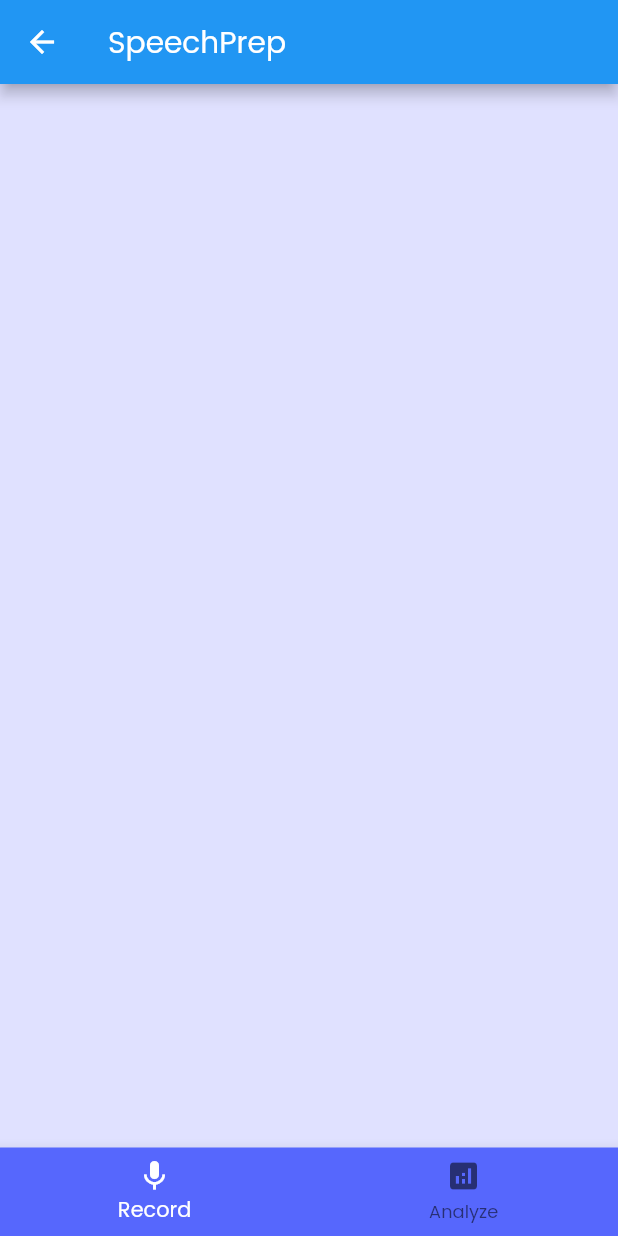
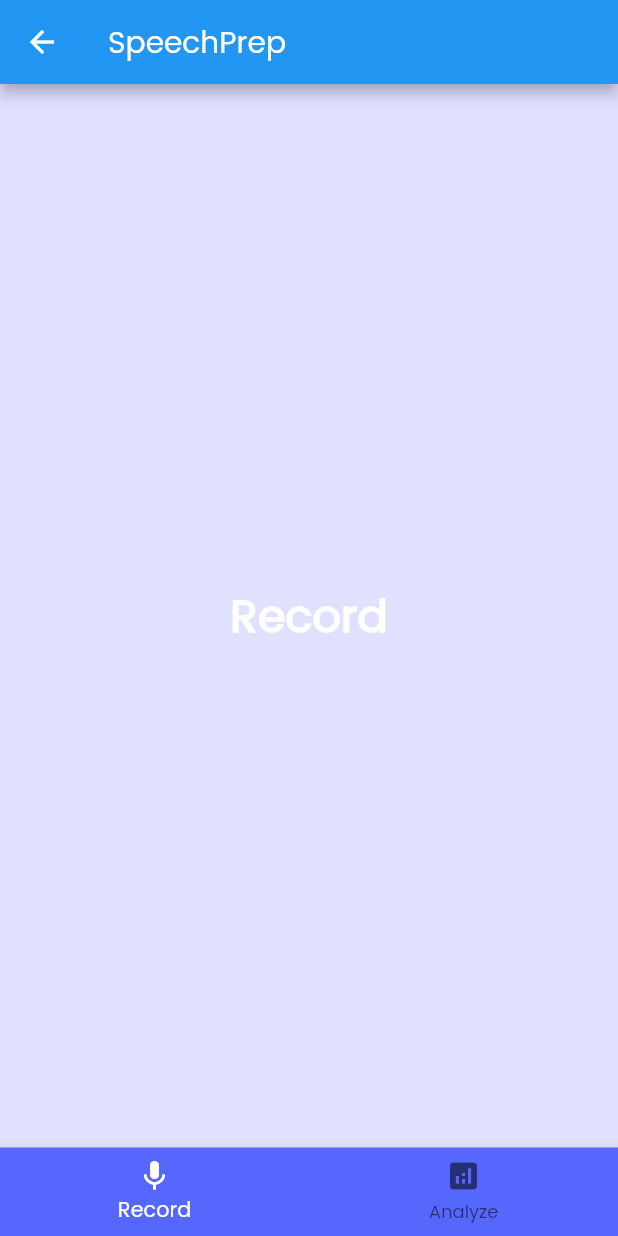
Before and after one commit to neeltron/SpeechPrep, a Flutter app: the MyStatefulWidget screen opened directly, on a phone screen of 412 x 824 dp. Run offline on Flutter 3.47's test engine with Material 2 defaults, Android fonts, the phone set to English and light mode, and no system bars.

Commit message:
Separated both the options (record and analyze)

```diff
--- a/lib/main.dart
+++ b/lib/main.dart
@@ -1,4 +1,7 @@
 import 'package:flutter/material.dart';
+import 'package:http/http.dart' as http;
+import 'dart:async';
+
 
 void main() {
   runApp(const MyApp());
@@ -144,8 +147,17 @@ class MyStatefulWidget extends StatefulWidget {
 class _MyStatefulWidgetState extends State<MyStatefulWidget> {
   int _selectedIndex = 0;
   static const TextStyle optionStyle =
-  TextStyle(fontSize: 30, fontWeight: FontWeight.bold);
-
+  TextStyle(fontSize: 30, fontWeight: FontWeight.bold, color: Colors.white);
+  static const List<Widget> _widgetOptions = <Widget>[
+    Text(
+      'Record',
+      style: optionStyle,
+    ),
+    Text(
+      'Analyze',
+      style: optionStyle,
+    ),
+  ];
   void _onItemTapped(int index) {
     setState(() {
       _selectedIndex = index;
@@ -158,7 +170,7 @@ class _MyStatefulWidgetState extends State<MyStatefulWidget> {
       appBar: AppBar(
         title: const Text('SpeechPrep'),
       ),
-      body: Center(),
+      body: Center(child: _widgetOptions.elementAt(_selectedIndex),),
       bottomNavigationBar: BottomNavigationBar(
         backgroundColor: const Color(0xFF5667FD),
         items: const <BottomNavigationBarItem>[
--- a/pubspec.yaml
+++ b/pubspec.yaml
@@ -27,6 +27,7 @@ environment:
 # the latest version available on pub.dev. To see which dependencies have newer
 # versions available, run `flutter pub outdated`.
 dependencies:
+  http: 0.13.3
   flutter:
     sdk: flutter
 
```
Also changed, not shown: pubspec.lock.
